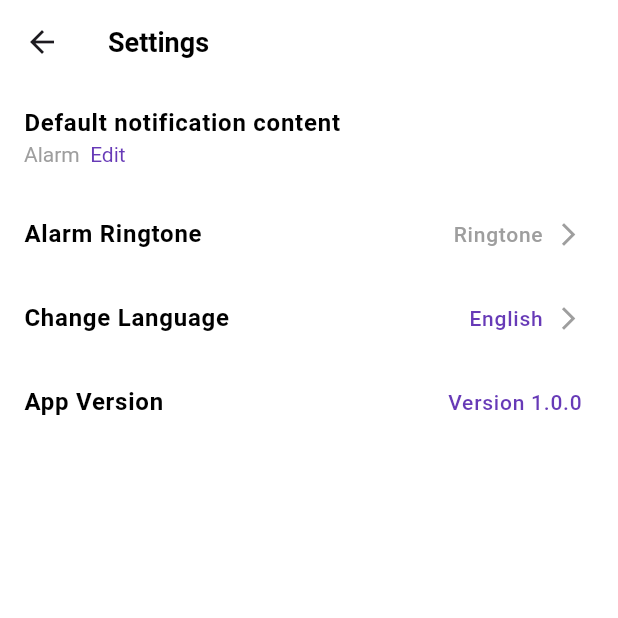
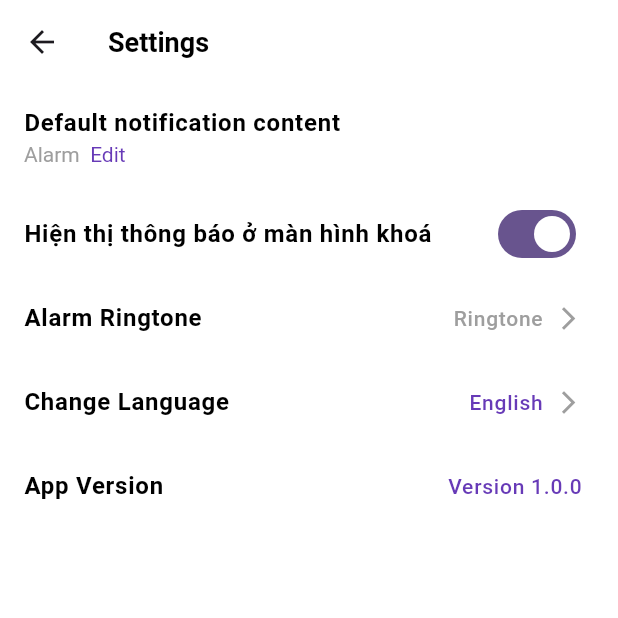
Before and after one commit to jeremienguyen20798/smart_clock, a Flutter app: the SettingsView screen opened directly, on a phone screen of 412 x 824 dp, the top half of it. Run offline on Flutter 3.47's test engine with Material 3 defaults, Android fonts, the phone set to English and light mode, and no system bars; our stand-ins replace bloc, easy_localization, equatable, firebase_core, firebase_remote_config, flutter_bloc and 8 more; missing offline and left inert: android_power_manager; accounts and stored records are empty; project files that could hold a hidden picture were left out.

Commit message:
commit code: add settings option

```diff
--- a/lib/features/settings/view/settings_view.dart
+++ b/lib/features/settings/view/settings_view.dart
@@ -67,6 +67,15 @@ class SettingsView extends StatelessWidget {
                         style: const TextStyle(
                             color: Colors.deepPurple, fontSize: 14.0))
                   ])),
+            ),
+            ListTile(
+              title: const Text('Hiện thị thông báo ở màn hình khoá',
+                  style: TextStyle(
+                    fontSize: 16.0,
+                    color: Colors.black,
+                    fontWeight: FontWeight.bold,
+                  )),
+              trailing: Switch(value: true, onChanged: (value) {}),
             ),
             ListTile(
               title: Text(
```
